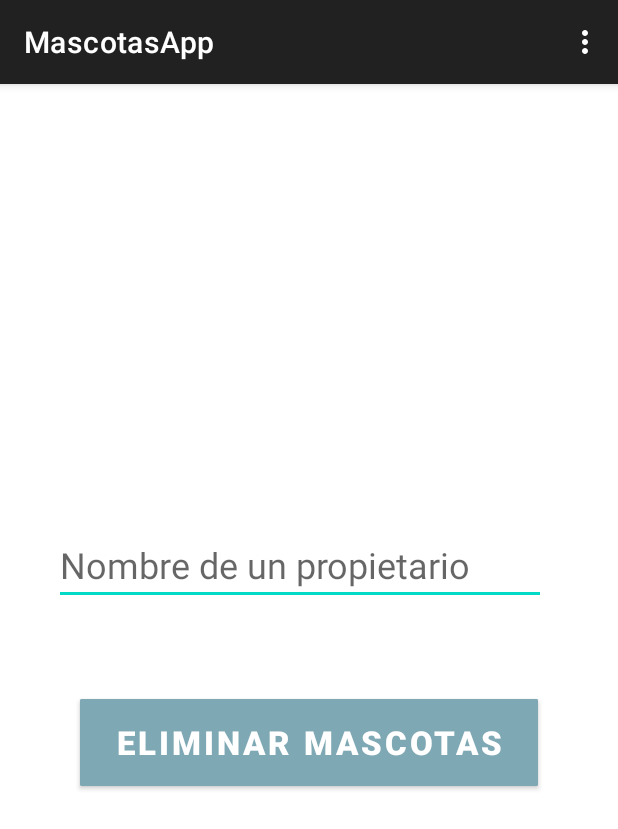
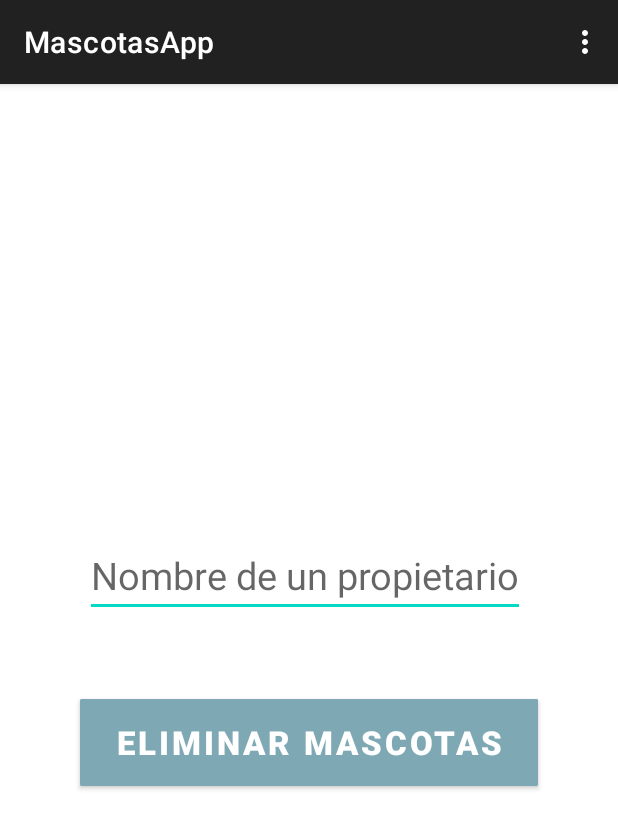
Before and after one commit to saragl728/MascotasApp, an Android app: the DeleteActivity screen opened directly, with no data from a screen before it, on a phone screen of 412 x 824 dp. Shown: the top 829 px of the screen. Run offline under Robolectric (Android 15) with nearby library versions, the light colour scheme and no system bars.

Commit message:
Hago que deje de darme error por las dimensiones de un objeto

```diff
--- a/app/src/main/res/layout/activity_delete.xml
+++ b/app/src/main/res/layout/activity_delete.xml
@@ -9,15 +9,15 @@
 
     <EditText
         android:id="@+id/escribePropietario"
-        android:layout_width="328dp"
-        android:layout_height="47dp"
+        android:layout_width="wrap_content"
+        android:layout_height="wrap_content"
         android:layout_marginStart="72dp"
         android:layout_marginTop="300dp"
         android:layout_marginEnd="72dp"
         android:ems="10"
         android:hint="Nombre de un propietario"
         android:inputType="text"
-        android:textSize="24sp"
+        android:textSize="25dp"
         app:layout_constraintEnd_toEndOf="parent"
         app:layout_constraintHorizontal_bias="0.606"
         app:layout_constraintStart_toStartOf="parent"
```
